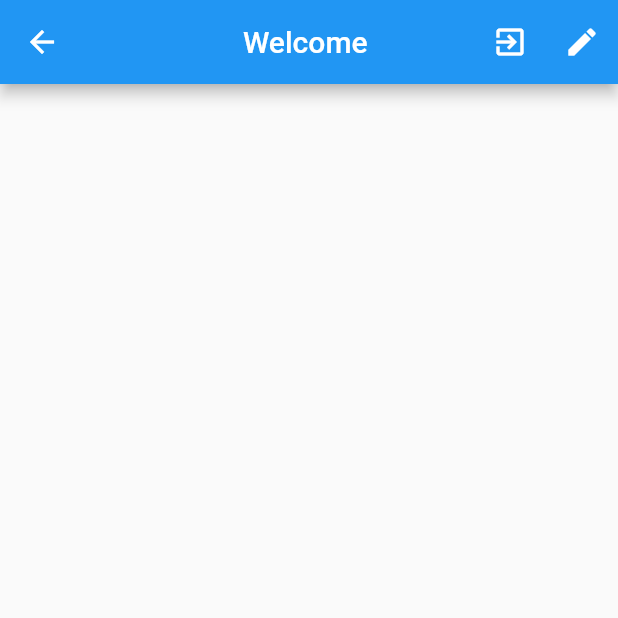
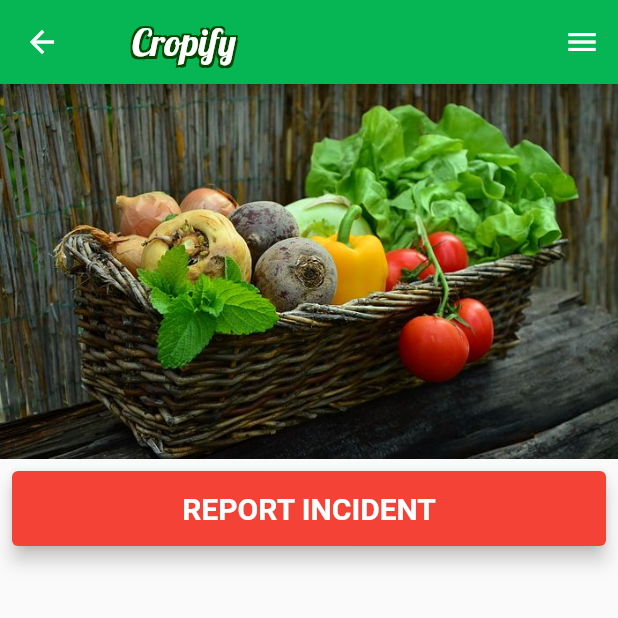
Before and after one commit to Yoshani/Cropify, a Flutter app: the FarmerHome screen opened by its route, on a phone screen of 412 x 824 dp, the top half of it. Run offline on Flutter 3.47's test engine with Material 2 defaults, Android fonts, the phone set to English and light mode, and no system bars; our stand-ins replace animated_text_kit, cloud_firestore, firebase_auth, firebase_core, get, get_storage; accounts and stored records are empty.

Commit message:
farmer home screen basic

```diff
--- a/lib/screens/farmer/home.dart
+++ b/lib/screens/farmer/home.dart
@@ -1,3 +1,4 @@
+import 'package:cropify/screens/common/appbar.dart';
 import 'package:flutter/material.dart';
 import 'package:get/get.dart';
 
@@ -11,105 +12,46 @@ class FarmerHome extends GetWidget<AuthController> {
   @override
   Widget build(BuildContext context) {
     return Scaffold(
-      appBar: AppBar(
-        title: GetX<UserController>(
-          initState: (_) async {
-            Get.find<UserController>().user =
-                await Database().getUser(Get.find<AuthController>().user!.uid);
-          },
-          builder: (_) {
-            if (_.user.name != null) {
-              return Text("Welcome " + _.user.name!);
-            } else {
-              return const Text("loading...");
-            }
-          },
-        ),
-        centerTitle: true,
-        actions: [
-          IconButton(
-            icon: const Icon(Icons.exit_to_app),
-            onPressed: () {
-              controller.signOut();
-            },
+      appBar: const CropifyAppBar(),
+      body: Column(
+        children: [
+          Container(
+            alignment: Alignment.center,
+            decoration: const BoxDecoration(
+              image: DecorationImage(
+                image: AssetImage("assets/vegies-home.jpg"),
+                fit: BoxFit.cover,
+              ),
+            ),
+            height: 250,
+            width: double.infinity,
           ),
-          IconButton(
-            icon: const Icon(Icons.edit),
-            onPressed: () {
-              if (Get.isDarkMode) {
-                Get.changeTheme(ThemeData.light());
-              } else {
-                Get.changeTheme(ThemeData.dark());
-              }
-            },
-          )
+          Expanded(
+              child: Center(
+            child: Padding(
+              padding: const EdgeInsets.all(8.0),
+              child: Column(
+                children: <Widget>[
+                  ElevatedButton(
+                    style: ElevatedButton.styleFrom(
+                        primary: Colors.red,
+                        minimumSize: const Size.fromHeight(50),
+                        elevation: 5),
+                    onPressed: () {},
+                    child: const Text(
+                      "REPORT INCIDENT",
+                      style: TextStyle(
+                        fontWeight: FontWeight.w600,
+                        fontSize: 20,
+                      ),
+                    ),
+                  )
+                ],
+              ),
+            ),
+          ))
         ],
       ),
-      // body: Column(
-      //   children: <Widget>[
-      //     SizedBox(
-      //       height: 20,
-      //     ),
-      //     Text(
-      //       "Add Todo Here:",
-      //       style: TextStyle(
-      //         fontSize: 20,
-      //         fontWeight: FontWeight.bold,
-      //       ),
-      //     ),
-      //     Card(
-      //       margin: EdgeInsets.all(20),
-      //       child: Padding(
-      //         padding: const EdgeInsets.all(10.0),
-      //         child: Row(
-      //           children: [
-      //             Expanded(
-      //               child: TextFormField(
-      //                 controller: _todoController,
-      //               ),
-      //             ),
-      //             IconButton(
-      //               icon: Icon(Icons.add),
-      //               onPressed: () {
-      //                 if (_todoController.text != "") {
-      //                   Database()
-      //                       .addTodo(_todoController.text, controller.user.uid);
-      //                   _todoController.clear();
-      //                 }
-      //               },
-      //             )
-      //           ],
-      //         ),
-      //       ),
-      //     ),
-      //     Text(
-      //       "Your Todos",
-      //       style: TextStyle(
-      //         fontSize: 20,
-      //         fontWeight: FontWeight.bold,
-      //       ),
-      //     ),
-      //     GetX<TodoController>(
-      //       init: Get.put<TodoController>(TodoController()),
-      //       builder: (TodoController todoController) {
-      //         if (todoController != null && todoController.todos != null) {
-      //           return Expanded(
-      //             child: ListView.builder(
-      //               itemCount: todoController.todos.length,
-      //               itemBuilder: (_, index) {
-      //                 return TodoCard(
-      //                     uid: controller.user.uid,
-      //                     todo: todoController.todos[index]);
-      //               },
-      //             ),
-      //           );
-      //         } else {
-      //           return Text("loading...");
-      //         }
-      //       },
-      //     )
-      //   ],
-      // ),
     );
   }
 }
```
Also changed, not shown: assets/vegies-home.jpg (added), assets/vegies-other.jpg (added).
